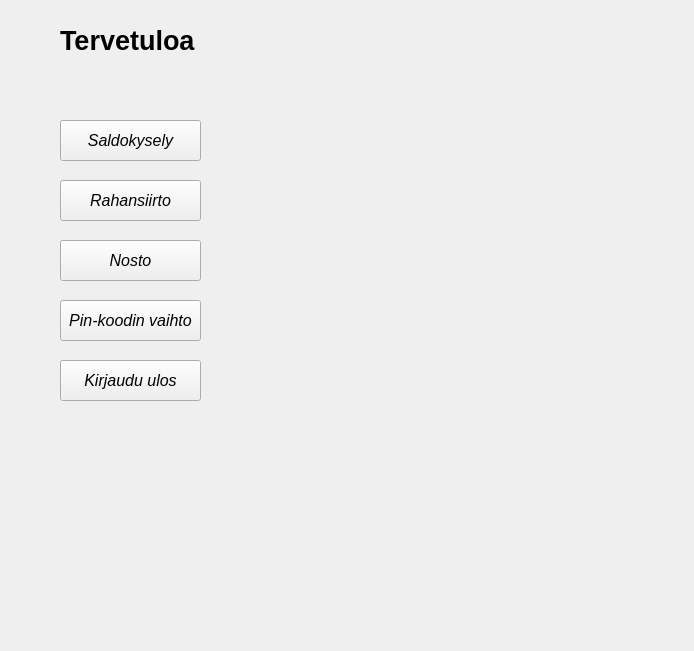
Before: the Qt Designer form bankautomat/valikko.ui in tvt21kmo-bank-project/group_1, drawn with Qt 5.
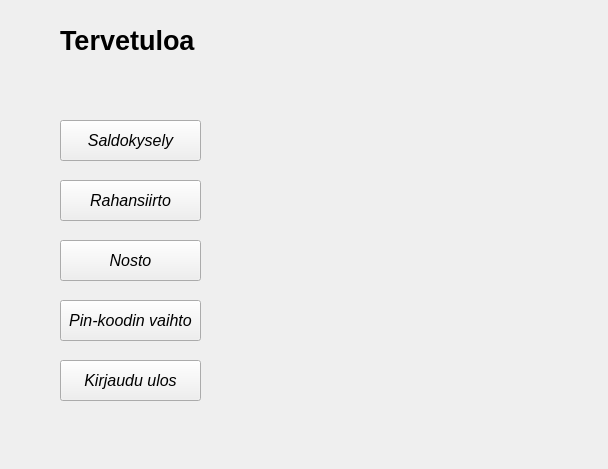
After: the same form once the commit is applied.

Patch:
```diff
--- a/bankautomat/valikko.ui
+++ b/bankautomat/valikko.ui
@@ -6,8 +6,8 @@
    <rect>
     <x>0</x>
     <y>0</y>
-    <width>694</width>
-    <height>651</height>
+    <width>608</width>
+    <height>469</height>
    </rect>
   </property>
   <property name="windowTitle">
```
